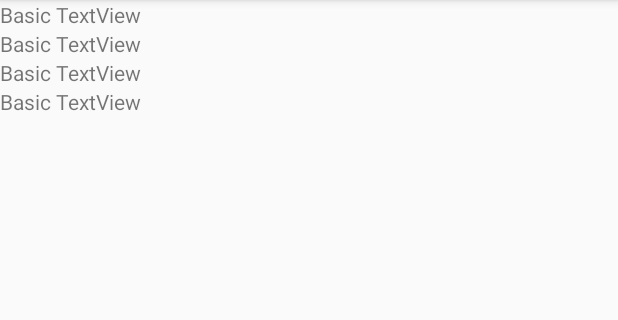
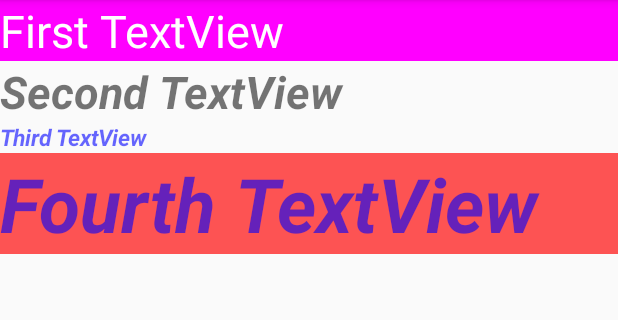
Before and after one commit to kKn00077/JavaWidgetControl, an Android app: the screen it shows after launch (MainActivity), on a phone screen of 412 x 824 dp, the part 84-404 px from its top. Run offline under Robolectric (Android 15) with nearby library versions, the phone set to English and light mode, and no system bars.

Commit message:
#2 Chage Widget in the Java

```diff
--- a/app/src/main/java/kn0077/kr/hs/emirim/javawidgetcontrol/MainActivity.java
+++ b/app/src/main/java/kn0077/kr/hs/emirim/javawidgetcontrol/MainActivity.java
@@ -1,7 +1,10 @@
 package kn0077.kr.hs.emirim.javawidgetcontrol;
 
+import android.graphics.Color;
+import android.graphics.Typeface;
 import android.support.v7.app.AppCompatActivity;
 import android.os.Bundle;
+import android.widget.TextView;
 
 public class MainActivity extends AppCompatActivity {
 
@@ -9,5 +12,31 @@ public class MainActivity extends AppCompatActivity {
     protected void onCreate(Bundle savedInstanceState) {
         super.onCreate(savedInstanceState);
         setContentView(R.layout.activity_main);
+
+        TextView text1=(TextView) findViewById(R.id.text1);//xml에 있는 id를 참조
+        TextView text2=(TextView) findViewById(R.id.text2);
+        TextView text3=(TextView) findViewById(R.id.text3);
+        TextView text4=(TextView) findViewById(R.id.text4);
+
+        text1.setText("First TextView");
+        text1.setTextSize(30);
+        text1.setBackgroundColor(Color.rgb(255,0,255));
+        text1.setTextColor(Color.WHITE);
+
+        text2.setText(R.string.text2_str);
+        text2.setTypeface(Typeface.SANS_SERIF,Typeface.BOLD_ITALIC);
+        text2.setTextSize(30);
+
+        text3.setText("Third TextView");
+        text3.setTextColor(Color.argb(153,0,0,255));
+        text3.setTypeface(Typeface.SANS_SERIF,Typeface.BOLD_ITALIC);
+        text3.setTextSize(15);
+
+        text4.setText("Fourth TextView");
+        text4.setTextColor(Color.argb(153,0,0,255));
+        text4.setTypeface(Typeface.SANS_SERIF,Typeface.BOLD_ITALIC);
+        text4.setBackgroundColor(Color.argb(170,255,0,0));
+        text4.setTextSize(50);
+
     }
 }
--- a/app/src/main/res/values/strings.xml
+++ b/app/src/main/res/values/strings.xml
@@ -1,3 +1,4 @@
 <resources>
     <string name="app_name">JavaWidgetControl</string>
+    <string name="text2_str">Second TextView</string>
 </resources>
```
